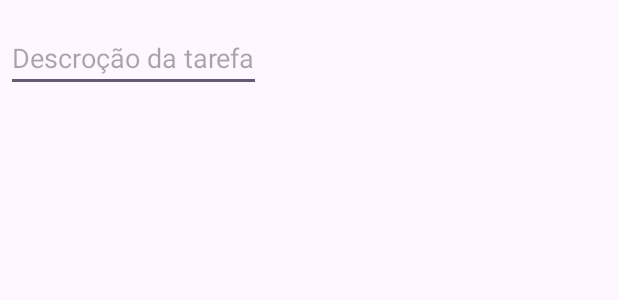
After one commit to RaulAMM/ATT_29, an Android app: the layout dialog_task.xml on its own in the app's theme, with its tools: preview values and no code run, on a phone screen of 412 x 824 dp. The commit adds this screen. Shown: the top 300 px of the screen. Run offline under Robolectric (Android 15) with nearby library versions, the phone set to English and light mode, and no system bars.

Commit message:
first commit

```diff
--- a/app/src/main/java/com/example/tasks_mvvm/UI/adapter/TaskAdapter.kt
+++ b/app/src/main/java/com/example/tasks_mvvm/UI/adapter/TaskAdapter.kt
@@ -6,10 +6,11 @@ import android.view.ViewGroup
 import androidx.core.content.ContextCompat
 import androidx.recyclerview.widget.RecyclerView
 import com.example.tasks_mvvm.R
+import com.example.tasks_mvvm.UI.listener.TaskClickListener
 import com.example.tasks_mvvm.databinding.ItemTaskBinding
 import com.example.tasks_mvvm.dto.TaskDto
 
-class TaskAdapter: RecyclerView.Adapter<TaskAdapter.ViewHolder>() {
+class TaskAdapter(val clickListener: TaskClickListener): RecyclerView.Adapter<TaskAdapter.ViewHolder>() {
 
     private var dataset: List<TaskDto> = emptyList()
 
@@ -36,6 +37,7 @@ class TaskAdapter: RecyclerView.Adapter<TaskAdapter.ViewHolder>() {
 
         holder.binding.textDiscription.text = taskDto.description
         holder.binding.imageDone.setColorFilter(color)
+        holder.binding.imageDone.setOnClickListener{clickListener.clickDone(position)}
     }
 
     fun submitDataset(data: List<TaskDto>){
--- /dev/null
+++ b/app/src/main/java/com/example/tasks_mvvm/UI/listener/TaskClickListener.kt
@@ -0,0 +1,5 @@
+package com.example.tasks_mvvm.UI.listener
+
+interface TaskClickListener {
+    fun clickDone(position: Int)
+}
--- a/app/src/main/java/com/example/tasks_mvvm/data/repository/TasksRepository.kt
+++ b/app/src/main/java/com/example/tasks_mvvm/data/repository/TasksRepository.kt
@@ -3,7 +3,8 @@ package com.example.tasks_mvvm.data.repository
 import com.example.tasks_mvvm.data.dao.TaskDao
 import com.example.tasks_mvvm.data.model.Task
 
-class TasksRepository {
+class
+TasksRepository {
     private val dao = TaskDao
 
     fun findAll(): List<Task>{
--- /dev/null
+++ b/app/src/main/res/layout/dialog_task.xml
@@ -0,0 +1,18 @@
+<?xml version="1.0" encoding="utf-8"?>
+<LinearLayout xmlns:android="http://schemas.android.com/apk/res/android"
+    android:layout_width="wrap_content"
+    android:orientation="vertical"
+    android:layout_height="wrap_content">
+
+    <EditText
+        android:layout_width="match_parent"
+        android:layout_height="wrap_content"
+        android:id="@+id/edit_description"
+        android:layout_marginStart="4dp"
+        android:layout_marginTop="16dp"
+        android:layout_marginEnd="4dp"
+        android:layout_marginBottom="16dp"
+        android:hint="Descroção da tarefa"
+        android:inputType="text"/>
+
+</LinearLayout>
```
Also changed, not shown: app/src/main/java/com/example/tasks_mvvm/UI/main/MainActivity.kt (+66 -2 lines), app/src/main/java/com/example/tasks_mvvm/UI/main/MainViewModel.kt (+24 -0 lines).
